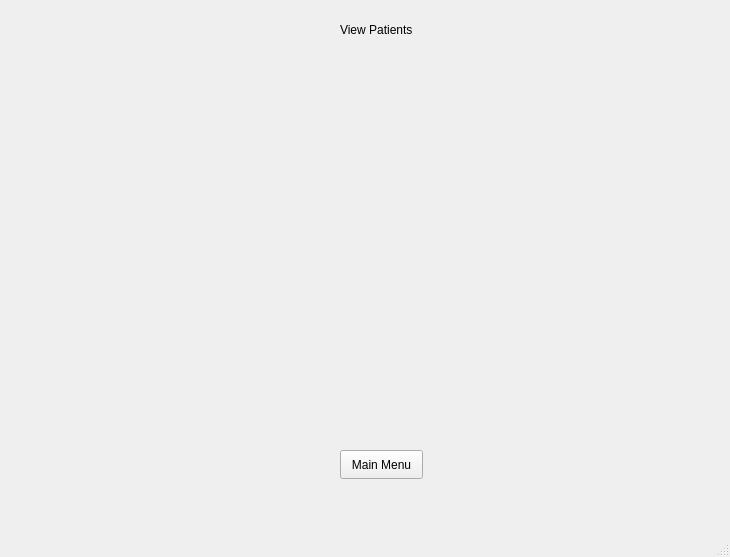
Old version of the form mainwindow.ui in the repository Jenushan44/Hospital-Manager.
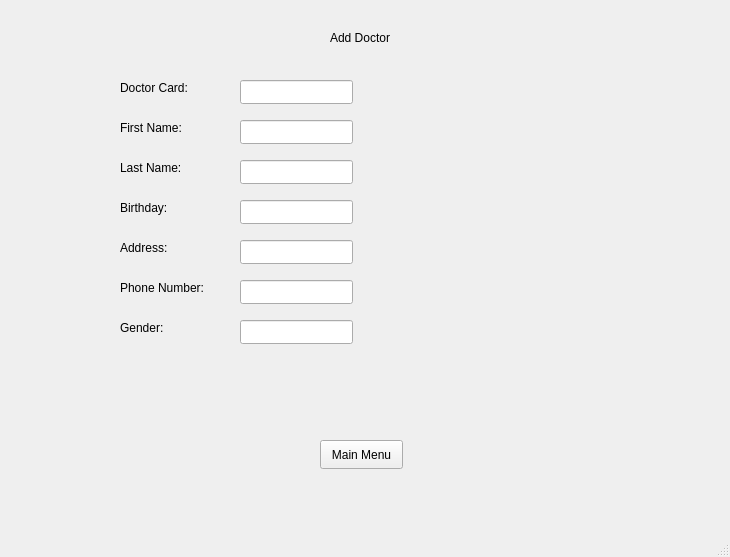
New version of the form.

Commit message: Implemented Add and Search Doctor page layouts

The edit to the form file:
```diff
--- a/mainwindow.ui
+++ b/mainwindow.ui
@@ -24,7 +24,7 @@
      </rect>
     </property>
     <property name="currentIndex">
-     <number>4</number>
+     <number>6</number>
     </property>
     <widget class="QWidget" name="page">
      <widget class="QLabel" name="label">
@@ -407,6 +407,196 @@
       </property>
      </widget>
     </widget>
+    <widget class="QWidget" name="page_7">
+     <widget class="QLabel" name="label_15">
+      <property name="geometry">
+       <rect>
+        <x>330</x>
+        <y>30</y>
+        <width>81</width>
+        <height>16</height>
+       </rect>
+      </property>
+      <property name="text">
+       <string>Add Doctor</string>
+      </property>
+     </widget>
+     <widget class="QLabel" name="label_16">
+      <property name="geometry">
+       <rect>
+        <x>120</x>
+        <y>80</y>
+        <width>101</width>
+        <height>16</height>
+       </rect>
+      </property>
+      <property name="text">
+       <string>Doctor Card:</string>
+      </property>
+     </widget>
+     <widget class="QLabel" name="label_17">
+      <property name="geometry">
+       <rect>
+        <x>120</x>
+        <y>120</y>
+        <width>101</width>
+        <height>16</height>
+       </rect>
+      </property>
+      <property name="text">
+       <string>First Name:</string>
+      </property>
+     </widget>
+     <widget class="QLabel" name="label_18">
+      <property name="geometry">
+       <rect>
+        <x>120</x>
+        <y>160</y>
+        <width>101</width>
+        <height>16</height>
+       </rect>
+      </property>
+      <property name="text">
+       <string>Last Name: </string>
+      </property>
+     </widget>
+     <widget class="QLabel" name="label_19">
+      <property name="geometry">
+       <rect>
+        <x>120</x>
+        <y>200</y>
+        <width>101</width>
+        <height>16</height>
+       </rect>
+      </property>
+      <property name="text">
+       <string>Birthday: </string>
+      </property>
+     </widget>
+     <widget class="QLabel" name="label_20">
+      <property name="geometry">
+       <rect>
+        <x>120</x>
+        <y>240</y>
+        <width>121</width>
+        <height>16</height>
+       </rect>
+      </property>
+      <property name="text">
+       <string>Address: </string>
+      </property>
+     </widget>
+     <widget class="QLabel" name="label_21">
+      <property name="geometry">
+       <rect>
+        <x>120</x>
+        <y>280</y>
+        <width>111</width>
+        <height>16</height>
+       </rect>
+      </property>
+      <property name="text">
+       <string>Phone Number: </string>
+      </property>
+     </widget>
+     <widget class="QLabel" name="label_22">
+      <property name="geometry">
+       <rect>
+        <x>120</x>
+        <y>320</y>
+        <width>101</width>
+        <height>16</height>
+       </rect>
+      </property>
+      <property name="text">
+       <string>Gender: </string>
+      </property>
+     </widget>
+     <widget class="QLineEdit" name="healthCardInputText_2">
+      <property name="geometry">
+       <rect>
+        <x>240</x>
+        <y>80</y>
+        <width>113</width>
+        <height>24</height>
+       </rect>
+      </property>
+     </widget>
+     <widget class="QLineEdit" name="healthCardInputText_3">
+      <property name="geometry">
+       <rect>
+        <x>240</x>
+        <y>160</y>
+        <width>113</width>
+        <height>24</height>
+       </rect>
+      </property>
+     </widget>
+     <widget class="QLineEdit" name="healthCardInputText_4">
+      <property name="geometry">
+       <rect>
+        <x>240</x>
+        <y>200</y>
+        <width>113</width>
+        <height>24</height>
+       </rect>
+      </property>
+     </widget>
+     <widget class="QLineEdit" name="healthCardInputText_5">
+      <property name="geometry">
+       <rect>
+        <x>240</x>
+        <y>240</y>
+        <width>113</width>
+        <height>24</height>
+       </rect>
+      </property>
+     </widget>
+     <widget class="QLineEdit" name="healthCardInputText_6">
+      <property name="geometry">
+       <rect>
+        <x>240</x>
+        <y>320</y>
+        <width>113</width>
+        <height>24</height>
+       </rect>
+      </property>
+     </widget>
+     <widget class="QLineEdit" name="healthCardInputText_7">
+      <property name="geometry">
+       <rect>
+        <x>240</x>
+        <y>280</y>
+        <width>113</width>
+        <height>24</height>
+       </rect>
+      </property>
+     </widget>
+     <widget class="QLineEdit" name="healthCardInputText_8">
+      <property name="geometry">
+       <rect>
+        <x>240</x>
+        <y>120</y>
+        <width>113</width>
+        <height>24</height>
+       </rect>
+      </property>
+     </widget>
+     <widget class="QPushButton" name="menuPageButton6">
+      <property name="geometry">
+       <rect>
+        <x>320</x>
+        <y>440</y>
+        <width>83</width>
+        <height>29</height>
+       </rect>
+      </property>
+      <property name="text">
+       <string>Main Menu</string>
+      </property>
+     </widget>
+    </widget>
+    <widget class="QWidget" name="page_8"/>
    </widget>
   </widget>
   <widget class="QMenuBar" name="menubar">
```
Left out of the diff: 118 changed lines with no effect on the pictures. The commit also changes 1 other file.
